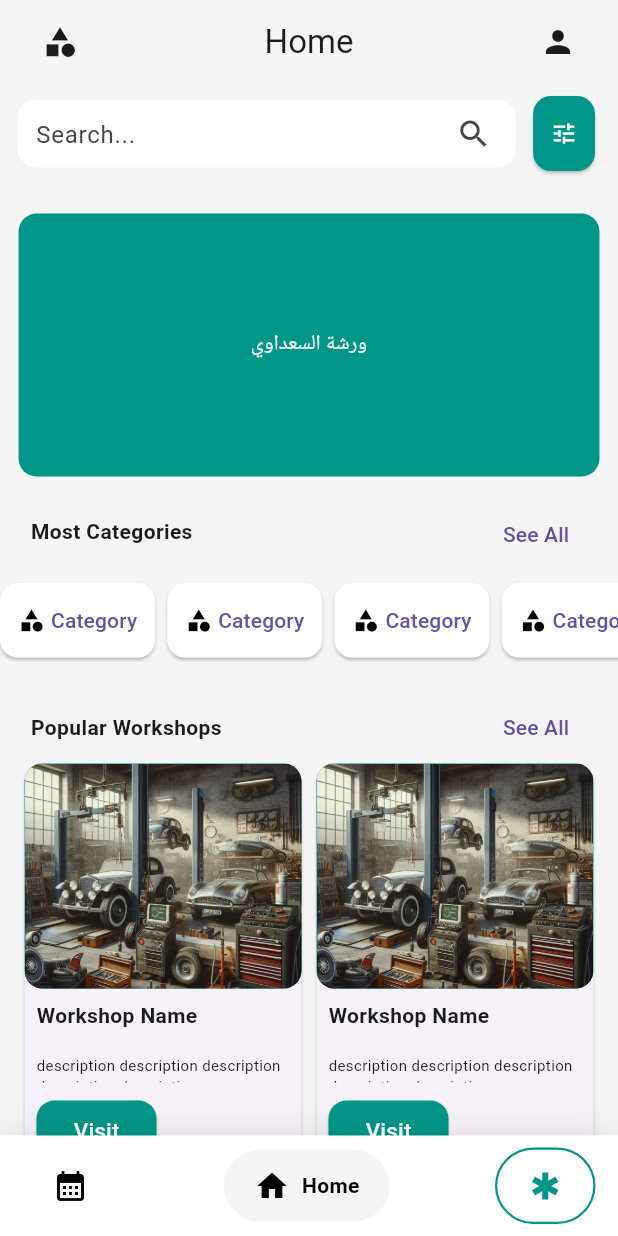
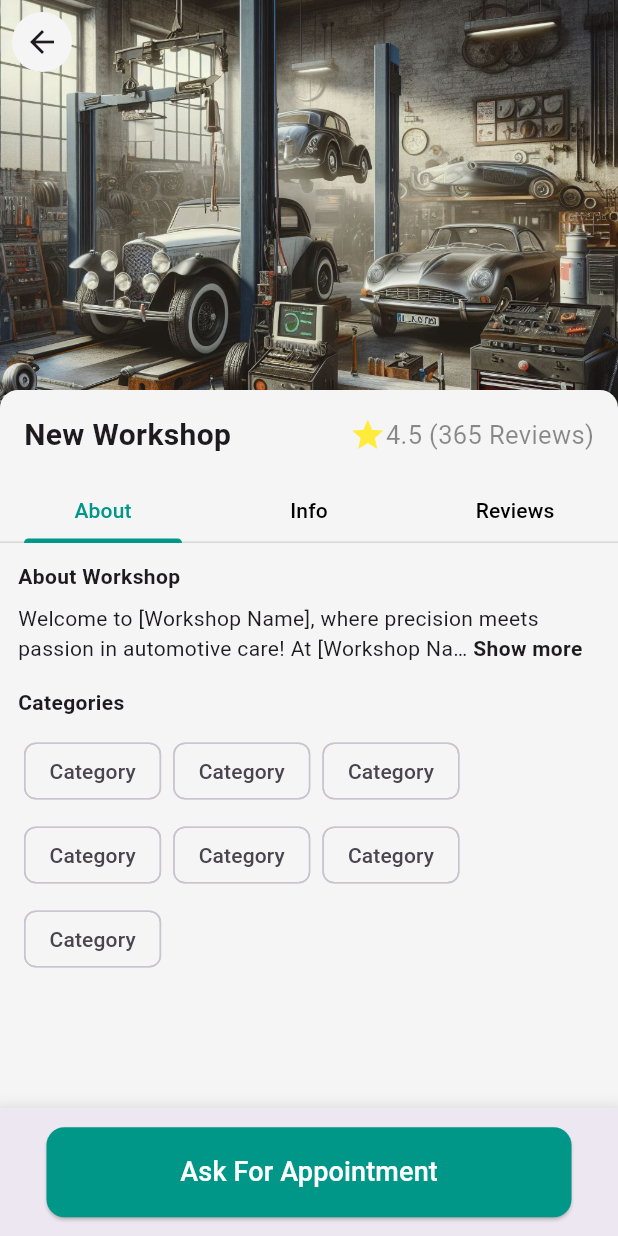
Before and after one commit to ZahreddenZromly/Quadro, a Flutter app: the screen it shows after launch, on a phone screen of 412 x 824 dp. Run offline on Flutter 3.47's test engine with Material 3 defaults, Android fonts, the light colour scheme and no system bars; drawn by our look-alikes of google_nav_bar, readmore.

Commit message:
Workshop Screen

```diff
--- /dev/null
+++ b/lib/components/review_tile.dart
@@ -0,0 +1,102 @@
+import 'package:flutter/cupertino.dart';
+import 'package:flutter/material.dart';
+import 'package:readmore/readmore.dart';
+
+class ReviewTile extends StatelessWidget {
+  const ReviewTile({super.key});
+
+  @override
+  Widget build(BuildContext context) {
+    return Container(
+      padding: const EdgeInsets.symmetric(vertical: 16),
+      decoration: const BoxDecoration(
+        border: Border(
+          bottom: BorderSide(
+            color:
+                Color.fromARGB(169, 0, 150, 135), // Set your border color here
+            width: .4, // Set the width of the border
+          ),
+        ),
+      ),
+      child: Column(
+        crossAxisAlignment: CrossAxisAlignment.start,
+        children: [
+          Row(
+            children: [
+              Container(
+                decoration: BoxDecoration(
+                  borderRadius: BorderRadius.circular(40),
+                ),
+                height: 45,
+                width: 45,
+                child: ClipRRect(
+                  borderRadius: BorderRadius.circular(40),
+                  child: Image.asset('assets/users/user_avatar.avif',
+                      fit: BoxFit.cover),
+                ),
+              ),
+              const SizedBox(width: 8),
+              const Text(
+                'John Smith',
+                style: TextStyle(
+                  fontSize: 17,
+                  fontWeight: FontWeight.bold,
+                ),
+              ),
+              const Spacer(),
+              const Text(
+                '3 Months Ago',
+                style: TextStyle(
+                  color: Colors.black45,
+                  fontSize: 14,
+                ),
+              ),
+            ],
+          ),
+          const SizedBox(height: 8),
+          Row(
+            children: [
+              Flexible(
+                child: Container(
+                  child: ReadMoreText(
+                    'Lorem ipsum dolor sit amet, consectetur adipiscing elit, sed do eiusmod tempor incididunt ut labore et dolore magna aliqua. Ut enim ad minim veniam, quis nostrud exercitation ullamco laboris nisi ut aliquip ex ea commodo consequat. Duis aute irure dolor in reprehenderit in voluptate velit esse cillum dolore eu fugiat nulla pariatur. Excepteur sint occaecat cupidatat non proident, sunt in culpa qui officia deserunt mollit anim id est laborum.',
+                    trimLines: 2,
+                    colorClickableText: Colors.pink,
+                    trimMode: TrimMode.Line,
+                    trimCollapsedText: 'Show more',
+                    trimExpandedText: 'Show less',
+                    moreStyle:
+                        TextStyle(fontSize: 14, fontWeight: FontWeight.bold),
+                  ),
+                ),
+              ),
+            ],
+          ),
+          const SizedBox(height: 8),
+          Row(
+            children: [
+              SizedBox(
+                child: SingleChildScrollView(
+                  scrollDirection: Axis.horizontal,
+                  child: Row(
+                    children: List.generate(
+                      5,
+                      (index) => Icon(Icons.star, color: Colors.yellow),
+                    ),
+                  ),
+                ),
+              ),
+              Text(
+                ' 5.0',
+                style: TextStyle(
+                  fontSize: 16,
+                  color: Colors.black45,
+                ),
+              ),
+            ],
+          ),
+        ],
+      ),
+    );
+  }
+}
--- a/lib/components/workshop_card.dart
+++ b/lib/components/workshop_card.dart
@@ -1,15 +1,13 @@
 import 'package:flutter/cupertino.dart';
 import 'package:flutter/material.dart';
+import 'package:quadro/screens/workshop_screen.dart';
 
 class WorkshopCard extends StatelessWidget {
   const WorkshopCard({super.key});
 
   @override
   Widget build(BuildContext context) {
-    return Container(
-      width:
-          MediaQuery.of(context).size.width * 0.4, // Set the width you desire
-      child: Card(
+    return Card(
       // color: Colors.grey[400],
       child: Column(
         crossAxisAlignment: CrossAxisAlignment.start,
@@ -55,7 +53,14 @@ class WorkshopCard extends StatelessWidget {
                 'Visit',
                 style: TextStyle(color: Colors.white, fontSize: 15),
               ),
-                onPressed: () {},
+              onPressed: () {
+                Navigator.push(
+                  context,
+                  MaterialPageRoute(
+                    builder: (context) => WorkshopScreen(),
+                  ),
+                );
+              },
               style: ButtonStyle(
                 padding: MaterialStateProperty.all(EdgeInsets.all(4)),
                 shape: MaterialStateProperty.all<RoundedRectangleBorder>(
@@ -71,7 +76,6 @@ class WorkshopCard extends StatelessWidget {
           )
         ],
       ),
-      ),
     );
   }
 }
--- a/lib/main.dart
+++ b/lib/main.dart
@@ -1,6 +1,7 @@
 import 'package:flutter/cupertino.dart';
 import 'package:flutter/material.dart';
 import 'package:quadro/screens/login_screen.dart';
+import 'package:quadro/screens/workshop_screen.dart';
 
 import 'components/navbar.dart';
 
@@ -19,8 +20,8 @@ class MyApp extends StatelessWidget {
       theme: ThemeData(
         canvasColor: Color.fromARGB(255, 232, 234, 222),
       ),
-      home:  NavBar(),
-
+      // home: NavBar(),
+      home: WorkshopScreen(),
     );
   }
 }
--- a/lib/screens/home_screen.dart
+++ b/lib/screens/home_screen.dart
@@ -47,13 +47,10 @@ class HomeScreen extends StatelessWidget {
           Expanded(
             child: CustomScrollView(
               slivers: [
-                SliverFixedExtentList(
-                  itemExtent: 200,
-                  delegate: SliverChildListDelegate(
-                    [
-                      Padding(
-                        padding: EdgeInsets.all(
-                            MediaQuery.of(context).size.width * .03),
+                SliverPadding(
+                  padding: EdgeInsets.symmetric(
+                      horizontal: MediaQuery.of(context).size.width * .03),
+                  sliver: SliverToBoxAdapter(
                     child: Container(
                       decoration: BoxDecoration(
                         color: Colors.teal,
@@ -68,8 +65,6 @@ class HomeScreen extends StatelessWidget {
                         ),
                       ),
                     ),
-                      ),
-                    ],
                   ),
                 ),
                 SliverFixedExtentList(
@@ -101,7 +96,9 @@ class HomeScreen extends StatelessWidget {
                   ),
                 ),
                 SliverPadding(
-                  padding: EdgeInsets.symmetric(vertical: 16),
+                  padding: EdgeInsets.only(
+                      left: MediaQuery.of(context).size.width * .03,
+                      bottom: 16),
                   sliver: SliverFixedExtentList(
                     itemExtent: 55,
                     delegate: SliverChildListDelegate(
@@ -174,7 +171,7 @@ class HomeScreen extends StatelessWidget {
                       );
                     },
                   ),
-                  gridDelegate: SliverGridDelegateWithFixedCrossAxisCount(
+                  gridDelegate: const SliverGridDelegateWithFixedCrossAxisCount(
                     crossAxisCount: 2,
                     mainAxisSpacing: 15,
                     crossAxisSpacing: 2,
--- /dev/null
+++ b/lib/screens/workshop_screen.dart
@@ -0,0 +1,373 @@
+import 'package:flutter/cupertino.dart';
+import 'package:flutter/material.dart';
+import 'package:quadro/components/review_tile.dart';
+import 'package:readmore/readmore.dart';
+import 'package:url_launcher/url_launcher.dart';
+
+class WorkshopScreen extends StatelessWidget {
+  WorkshopScreen({super.key});
+  final List<Chip> chips = [
+    Chip(
+      backgroundColor: Color.fromARGB(255, 245, 245, 245),
+      label: Text('Category'),
+    ),
+    Chip(
+      backgroundColor: Color.fromARGB(255, 245, 245, 245),
+      label: Text('Category'),
+    ),
+    Chip(
+      backgroundColor: Color.fromARGB(255, 245, 245, 245),
+      label: Text('Category'),
+    ),
+    Chip(
+      backgroundColor: Color.fromARGB(255, 245, 245, 245),
+      label: Text('Category'),
+    ),
+    Chip(
+      backgroundColor: Color.fromARGB(255, 245, 245, 245),
+      label: Text('Category'),
+    ),
+    Chip(
+      backgroundColor: Color.fromARGB(255, 245, 245, 245),
+      label: Text('Category'),
+    ),
+    Chip(
+      backgroundColor: Color.fromARGB(255, 245, 245, 245),
+      label: Text('Category'),
+    ),
+  ];
+  @override
+  Widget build(BuildContext context) {
+    return Scaffold(
+      backgroundColor: Colors.grey[100],
+      bottomNavigationBar: Container(
+        decoration: BoxDecoration(
+          color: Colors.grey[100],
+          boxShadow: [
+            BoxShadow(
+              color: Colors.grey.withOpacity(0.3), // Shadow color
+              spreadRadius: 5, // Spread radius
+              blurRadius: 7, // Blur radius
+              offset: Offset(0, 3), // Offset in x and y direction
+            ),
+          ],
+        ),
+        child: BottomAppBar(
+          height: 85,
+          surfaceTintColor: Colors.grey,
+          // elevation: 1000,
+          child: Row(
+            mainAxisAlignment: MainAxisAlignment.center,
+            children: <Widget>[
+              ElevatedButton(
+                onPressed: () {
+                  // Handle button press
+                },
+                child: Text(
+                  'Ask For Appointment',
+                  style: TextStyle(
+                    color: Colors.white,
+                    fontSize: 18,
+                  ),
+                ),
+                style: ButtonStyle(
+                  padding: MaterialStateProperty.all(EdgeInsets.all(4)),
+                  shape: MaterialStateProperty.all<RoundedRectangleBorder>(
+                    RoundedRectangleBorder(
+                      borderRadius: BorderRadius.circular(12),
+                    ),
+                  ),
+                  minimumSize: MaterialStateProperty.all(Size(350, 60.0)),
+                  // iconColor: MaterialStateProperty.all(Colors.white),
+                  backgroundColor: MaterialStateProperty.all(Colors.teal),
+                ),
+              ),
+            ],
+          ),
+        ),
+      ),
+      body: CustomScrollView(
+        slivers: [
+          SliverAppBar(
+            leading: IconButton(
+              padding: EdgeInsets.all(2),
+              // color: Colors.white,
+              onPressed: () {
+                Navigator.pop(context);
+              },
+              icon: Container(
+                padding: EdgeInsets.all(8),
+                decoration: BoxDecoration(
+                  borderRadius: BorderRadius.circular(40),
+                  color: Colors.grey[100],
+                ),
+                child: Icon(Icons.arrow_back),
+              ),
+            ),
+            backgroundColor: Color.fromARGB(225, 0, 150, 135),
+            pinned: true,
+            expandedHeight: 320,
+            flexibleSpace: FlexibleSpaceBar(
+              background: Image.asset(
+                'assets/workshops/workshop.jpeg',
+                width: double.maxFinite,
+                fit: BoxFit.cover,
+              ),
+            ),
+            bottom: PreferredSize(
+              preferredSize: Size.fromHeight(60),
+              child: Container(
+                height: 60,
+                padding: EdgeInsets.symmetric(vertical: 8, horizontal: 16),
+                decoration: BoxDecoration(
+                  borderRadius: const BorderRadius.only(
+                      topLeft: Radius.circular(12),
+                      topRight: Radius.circular(12)),
+                  color: Colors.grey[100],
+                ),
+                width: double.maxFinite,
+                child: const Row(
+                  mainAxisAlignment: MainAxisAlignment.spaceBetween,
+                  children: [
+                    Text(
+                      'New Workshop',
+                      style: TextStyle(
+                        fontSize: 20,
+                        fontWeight: FontWeight.bold,
+                      ),
+                    ),
+                    Spacer(),
+                    Row(
+                      children: [
+                        Icon(
+                          Icons.star,
+                          color: Colors.yellow,
+                        ),
+                        Text(
+                          '4.5',
+                          style: TextStyle(
+                            fontSize: 17,
+                            color: Colors.black45,
+                          ),
+                        ),
+                        Text(
+                          ' (365 Reviews)',
+                          style: TextStyle(
+                            fontSize: 17,
+                            color: Colors.black45,
+                          ),
+                        ),
+                      ],
+                    ),
+                    // SizedBox(
+                    //   child: SingleChildScrollView(
+                    //     scrollDirection: Axis.horizontal,
+                    //     child: Row(
+                    //       children: List.generate(
+                    //         5,
+                    //         (index) => Icon(Icons.star),
+                    //       ),
+                    //     ),
+                    //   ),
+                    // ),
+                  ],
+                ),
+              ),
+            ),
+          ),
+          SliverToBoxAdapter(
+            child: Container(
+              decoration: BoxDecoration(
+                color: Colors.grey[100],
+              ),
+              child: DefaultTabController(
+                length: 3,
+                child: Column(
+                  children: [
+                    TabBar(
+                      dividerColor: Colors.black12,
+                      indicatorColor: Colors.teal,
+                      labelColor: Colors.teal,
+                      unselectedLabelColor: Colors.black,
+                      tabs: [
+                        Container(
+                          height: 40,
+                          // width: double.maxFinite,
+                          child: Center(
+                            child: Text('About'),
+                          ),
+                        ),
+                        Container(
+                          height: 40,
+                          child: Center(
+                            child: Text('Info'),
+                          ),
+                        ),
+                        Container(
+                          height: 40,
+                          child: Center(
+                            child: Text('Reviews'),
+                          ),
+                        ),
+                      ],
+                    ),
+                    SizedBox(
+                      height: double.maxFinite,
+                      child: TabBarView(
+                        children: [
+                          Padding(
+                            padding: EdgeInsets.all(12.0),
+                            child: Column(
+                              crossAxisAlignment: CrossAxisAlignment.start,
+                              children: [
+                                Text(
+                                  'About Workshop',
+                                  style: TextStyle(
+                                    fontWeight: FontWeight.bold,
+                                  ),
+                                ),
+                                SizedBox(height: 8),
+                                ReadMoreText(
+                                  'Welcome to [Workshop Name], where precision meets passion in automotive care! At [Workshop Name], we\'re not just your average garage; we\'re a team of dedicated automotive enthusiasts committed to providing top-notch service and expertise to keep your vehicle running smoothly on the road. With years of experience under our belt, our highly skilled technicians specialize in everything from routine maintenance to complex repairs for all makes and models. Whether it\'s a simple oil change, brake repair, engine diagnostics, or a complete overhaul, we\'ve got you covered. Customer satisfaction is our top priority, which is why we strive to deliver exceptional service, transparent communication, and fair pricing on every job. We believe in building lasting relationships with our clients based on trust, reliability, and a genuine passion for all things automotive.',
+                                  trimLines: 2,
+                                  colorClickableText: Colors.pink,
+                                  trimMode: TrimMode.Line,
+                                  trimCollapsedText: 'Show more',
+                                  trimExpandedText: 'Show less',
+                                  moreStyle: TextStyle(
+                                      fontSize: 14,
+                                      fontWeight: FontWeight.bold),
+                                ),
+                                // Divider(
+                                //   color: Color.fromARGB(59, 0, 150, 135),
+                                // ),
+                                SizedBox(height: 16),
+                                Text(
+                                  'Categories',
+                                  style: TextStyle(
+                                    fontWeight: FontWeight.bold,
+                                  ),
+                                ),
+                                SizedBox(height: 8),
+
+                                Wrap(
+                                  children: [
+                                    for (Chip chip in chips)
+                                      Padding(
+                                        padding: EdgeInsets.all(4),
+                                        child: chip,
+                                      ),
+                                  ],
+                                ),
+                              ],
+                            ),
+                          ),
+                          Padding(
+                            padding: EdgeInsets.all(12.0),
+                            child: Column(
+                              crossAxisAlignment: CrossAxisAlignment.start,
+                              children: [
+                                Text(
+                                  'Info',
+                                  style: TextStyle(
+                                    fontWeight: FontWeight.bold,
+                                  ),
+                                ),
+                                SizedBox(height: 8),
+                                Row(
+                                  mainAxisAlignment:
+                                      MainAxisAlignment.spaceBetween,
+                                  children: [
+                                    Row(
+                                      children: [
+                                        Icon(Icons.call),
+                                        TextButton(
+                                            onPressed: () async {
+                                              final url = Uri(
+                                                  scheme: 'tel',
+                                                  path: '+218920000000');
+                                              if (await canLaunchUrl(url)) {
+                                                print('hellllllllo');
+                                                launchUrl(url);
+                                              }
+                                            },
+                                            child: Text('092-0000000')),
+                                      ],
+                                    ),
+                                    Row(
+                                      children: [
+                                        Icon(Icons.message),
+                                        TextButton(
+                                            onPressed: () {},
+                                            child: Text('Send a message')),
+                                      ],
+                                    ),
+                                  ],
+                                ),
+                                SizedBox(height: 8),
+                                Row(
+                                  mainAxisAlignment:
+                                      MainAxisAlignment.spaceBetween,
+                                  children: [
+                                    Row(
+                                      children: [
+                                        const Icon(Icons.location_on),
+                                        TextButton(
+                                            onPressed: () {},
+                                            child: Text('AinZara/Tripoli')),
+                                      ],
+                                    ),
+                                    Row(
+                                      children: [
+                                        const Icon(Icons.message),
+                                        TextButton(
+                                            onPressed: () {},
+                                            child: Text('Send a message')),
+                                      ],
+                                    ),
+                                  ],
+                                ),
+                              ],
+                            ),
+                          ),
+                          const Padding(
+                            padding: EdgeInsets.all(12.0),
+                            child: Column(
+                              crossAxisAlignment: CrossAxisAlignment.start,
+                              children: [
+                                const Row(
+                                  children: [
+                                    Text(
+                                      'Reviews ',
+                                      style: TextStyle(
+                                        fontWeight: FontWeight.bold,
+                                      ),
+                                    ),
+                                    Text(
+                                      '(45)',
+                                      style: TextStyle(
+                                        fontWeight: FontWeight.bold,
+                                        color: Colors.teal,
+                                      ),
+                                    ),
+                                  ],
+                                ),
+                                const SizedBox(height: 16),
+                                ReviewTile(),
+                                ReviewTile(),
+                              ],
+                            ),
+                          ),
+                        ],
+                      ),
+                    ),
+                  ],
+                ),
+              ),
+            ),
+          ),
+        ],
+      ),
+    );
+  }
+}
--- a/pubspec.yaml
+++ b/pubspec.yaml
@@ -28,6 +28,9 @@ environment:
 # the latest version available on pub.dev. To see which dependencies have newer
 # versions available, run `flutter pub outdated`.
 dependencies:
+  readmore: ^2.1.0
+  url_launcher: ^6.2.4
+  flutter_phone_direct_caller: ^2.1.1
   google_nav_bar: ^5.0.6
   flutter:
     sdk: flutter
@@ -63,6 +66,7 @@ flutter:
   assets:
     - assets/
     - assets/workshops/
+    - assets/users/
   #   - images/a_dot_ham.jpeg
 
   # An image asset can refer to one or more resolution-specific "variants", see
```
Also changed, not shown: pubspec.lock, 6 other files. Lines whose indentation alone changed are shown as unchanged.
